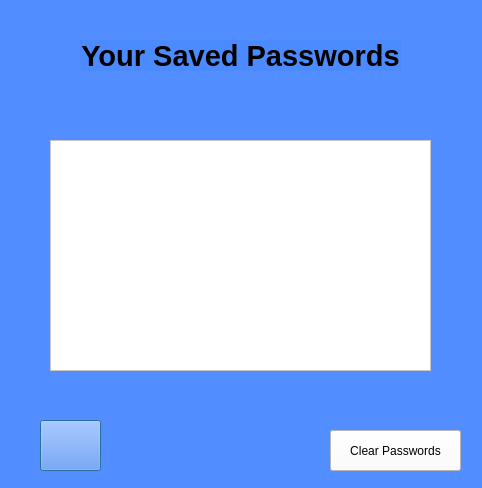
CJM2017/Password_App, file Password_Backup/page_2.ui: the form before one commit.
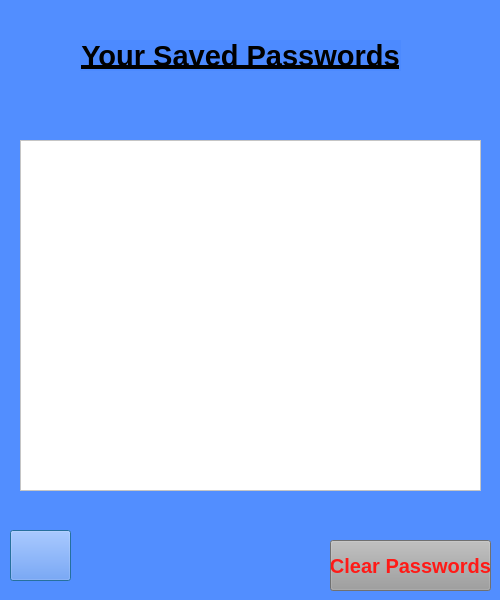
The form after the commit. Icons and pictures are not drawn.

```diff
--- a/Password_Backup/page_2.ui
+++ b/Password_Backup/page_2.ui
@@ -6,8 +6,8 @@
    <rect>
     <x>0</x>
     <y>0</y>
-    <width>482</width>
-    <height>488</height>
+    <width>500</width>
+    <height>600</height>
    </rect>
   </property>
   <property name="windowTitle">
@@ -19,10 +19,10 @@
   <widget class="QTableView" name="LoadPasswords">
    <property name="geometry">
     <rect>
-     <x>50</x>
+     <x>20</x>
      <y>140</y>
-     <width>381</width>
-     <height>231</height>
+     <width>461</width>
+     <height>351</height>
     </rect>
    </property>
    <property name="styleSheet">
@@ -43,6 +43,7 @@
      <pointsize>22</pointsize>
      <weight>75</weight>
      <bold>true</bold>
+     <underline>true</underline>
     </font>
    </property>
    <property name="text">
@@ -55,8 +56,8 @@
   <widget class="QPushButton" name="pushButton">
    <property name="geometry">
     <rect>
-     <x>40</x>
-     <y>420</y>
+     <x>10</x>
+     <y>530</y>
      <width>61</width>
      <height>51</height>
     </rect>
@@ -72,13 +73,22 @@
    <property name="geometry">
     <rect>
      <x>330</x>
-     <y>430</y>
-     <width>131</width>
-     <height>41</height>
+     <y>540</y>
+     <width>161</width>
+     <height>51</height>
     </rect>
    </property>
+   <property name="font">
+    <font>
+     <pointsize>15</pointsize>
+     <weight>75</weight>
+     <bold>true</bold>
+    </font>
+   </property>
    <property name="styleSheet">
-    <string notr="true">background-color: rgb(255, 255, 255);</string>
+    <string notr="true">background-color: rgb(255, 255, 255);
+background-color: rgb(157, 157, 157);
+color: rgb(255, 26, 23);</string>
    </property>
    <property name="text">
     <string>Clear Passwords</string>
```
Left out of the diff: 2 changed lines with no effect on the pictures.
